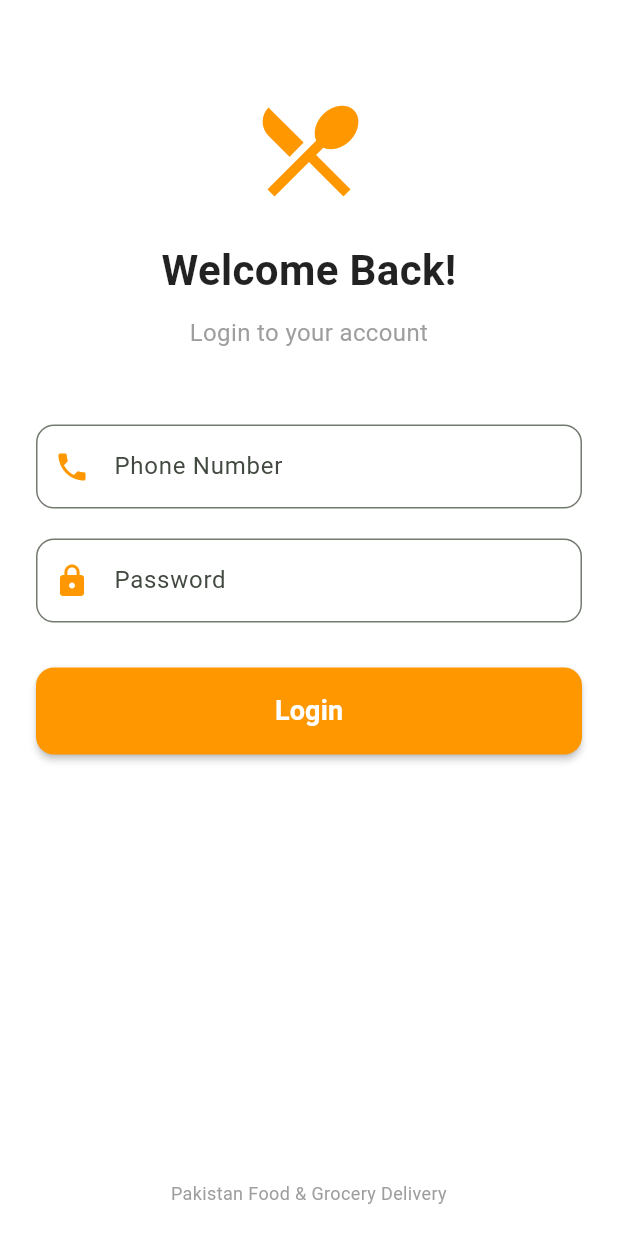
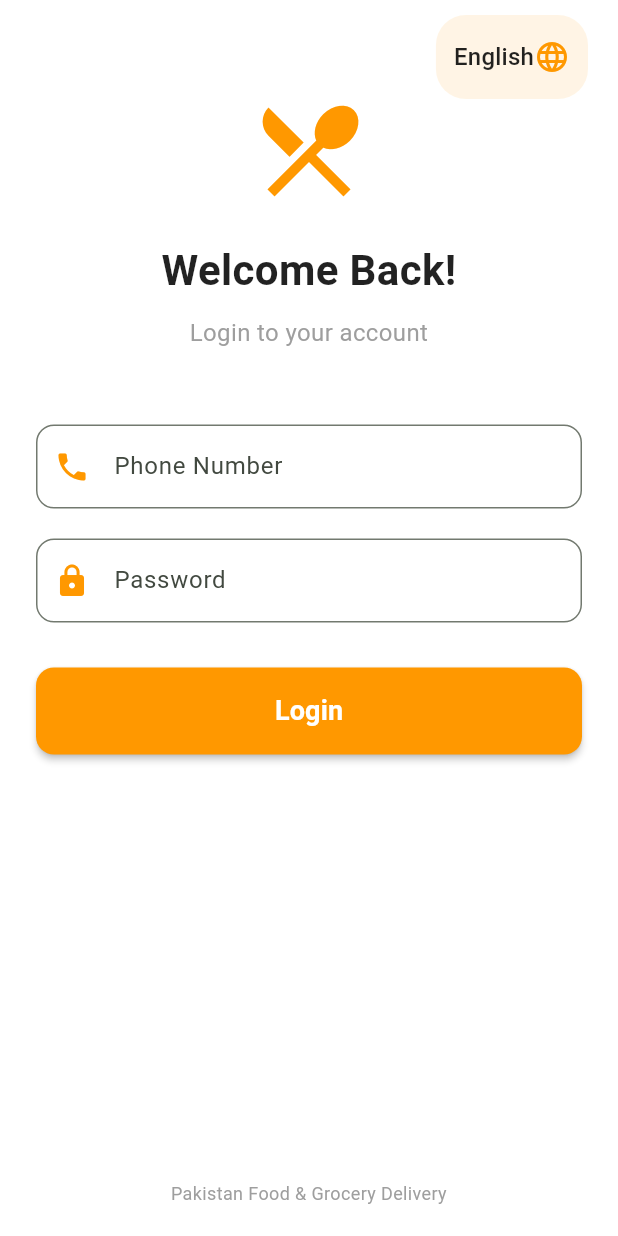
Before and after one commit to zagaaam-ops/Food-Delivery-App, a Flutter app: the screen it shows after launch, on a phone screen of 412 x 824 dp. Run offline on Flutter 3.47's test engine with Material 3 defaults, Android fonts, the phone set to English and light mode, and no system bars; our stand-ins replace go_router.

Commit message:
Feature: Add English/Urdu language toggle to Login Screen

```diff
--- a/pakistan-delivery-app/mobile/lib/screens/login_screen.dart
+++ b/pakistan-delivery-app/mobile/lib/screens/login_screen.dart
@@ -1,5 +1,5 @@
 import 'package:flutter/material.dart';
-import 'home_screen.dart'; // Import the new home screen
+import 'home_screen.dart';
 
 class LoginScreen extends StatefulWidget {
   const LoginScreen({super.key});
@@ -12,6 +12,7 @@ class _LoginScreenState extends State<LoginScreen> {
   final _phoneController = TextEditingController();
   final _passwordController = TextEditingController();
   bool _isLoading = false;
+  String _selectedLanguage = 'English'; // Default language
 
   void _handleLogin() {
     if (_phoneController.text.isEmpty || _passwordController.text.isEmpty) {
@@ -23,11 +24,8 @@ class _LoginScreenState extends State<LoginScreen> {
 
     setState(() => _isLoading = true);
 
-    // Simulate network request, then navigate to Home Screen
     Future.delayed(const Duration(seconds: 2), () {
       setState(() => _isLoading = false);
-
-      // Navigate to the Home Screen and remove Login from the back stack
       Navigator.pushReplacement(
         context,
         MaterialPageRoute(builder: (context) => const HomeScreen())
@@ -40,7 +38,39 @@ class _LoginScreenState extends State<LoginScreen> {
     return Scaffold(
       backgroundColor: Colors.white,
       body: SafeArea(
-        child: Padding(
+        child: Stack( // Use Stack to overlay the language button
+          children: [
+            // 🌐 Language Dropdown (Top Right)
+            Positioned(
+              top: 10,
+              right: 20,
+              child: Container(
+                padding: const EdgeInsets.symmetric(horizontal: 12, vertical: 4),
+                decoration: BoxDecoration(
+                  color: Colors.orange.withOpacity(0.1),
+                  borderRadius: BorderRadius.circular(20),
+                ),
+                child: DropdownButtonHideUnderline(
+                  child: DropdownButton<String>(
+                    value: _selectedLanguage,
+                    icon: const Icon(Icons.language, color: Colors.orange),
+                    items: const [
+                      DropdownMenuItem(value: 'English', child: Text('English', style: TextStyle(color: Colors.black87))),
+                      DropdownMenuItem(value: 'اردو', child: Text('اردو', style: TextStyle(color: Colors.black87, fontSize: 16))),
+                    ],
+                    onChanged: (value) {
+                      setState(() => _selectedLanguage = value!);
+                      ScaffoldMessenger.of(context).showSnackBar(
+                        SnackBar(content: Text('Language set to $value (Full translation coming in Phase 2!)')),
+                      );
+                    },
+                  ),
+                ),
+              ),
+            ),
+
+            // Main Login Content
+            Padding(
               padding: const EdgeInsets.symmetric(horizontal: 24.0),
               child: Column(
                 crossAxisAlignment: CrossAxisAlignment.stretch,
@@ -96,6 +126,8 @@ class _LoginScreenState extends State<LoginScreen> {
                 ],
               ),
             ),
+          ],
+        ),
       ),
     );
   }
```
Lines whose indentation alone changed are shown as unchanged.
